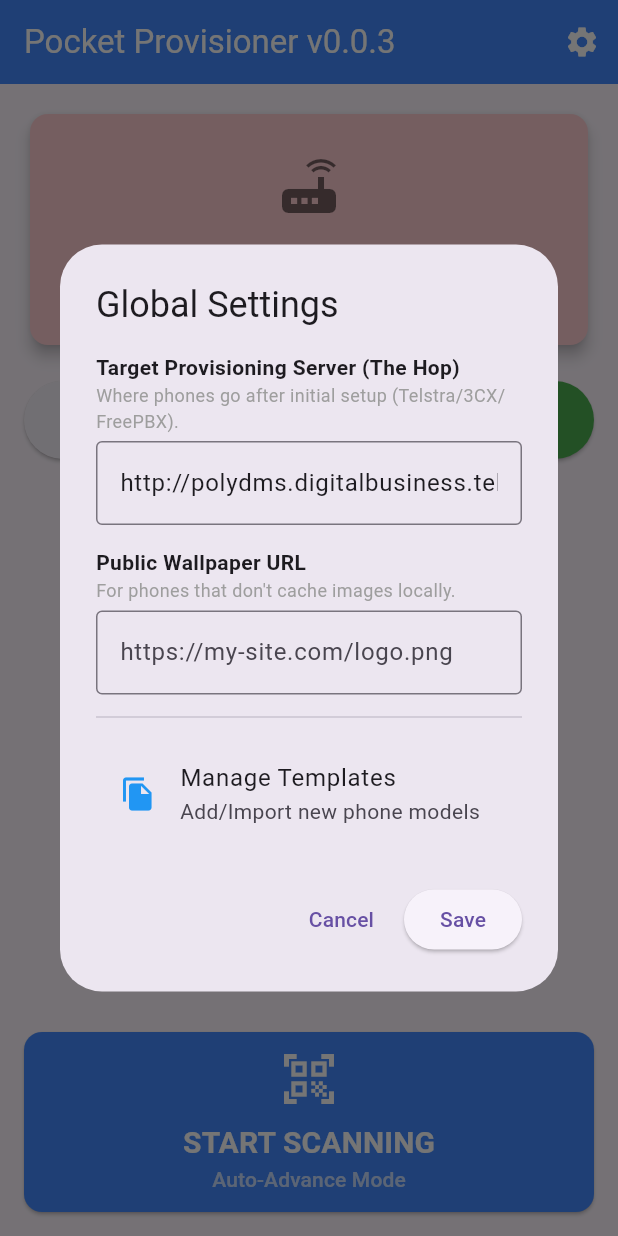
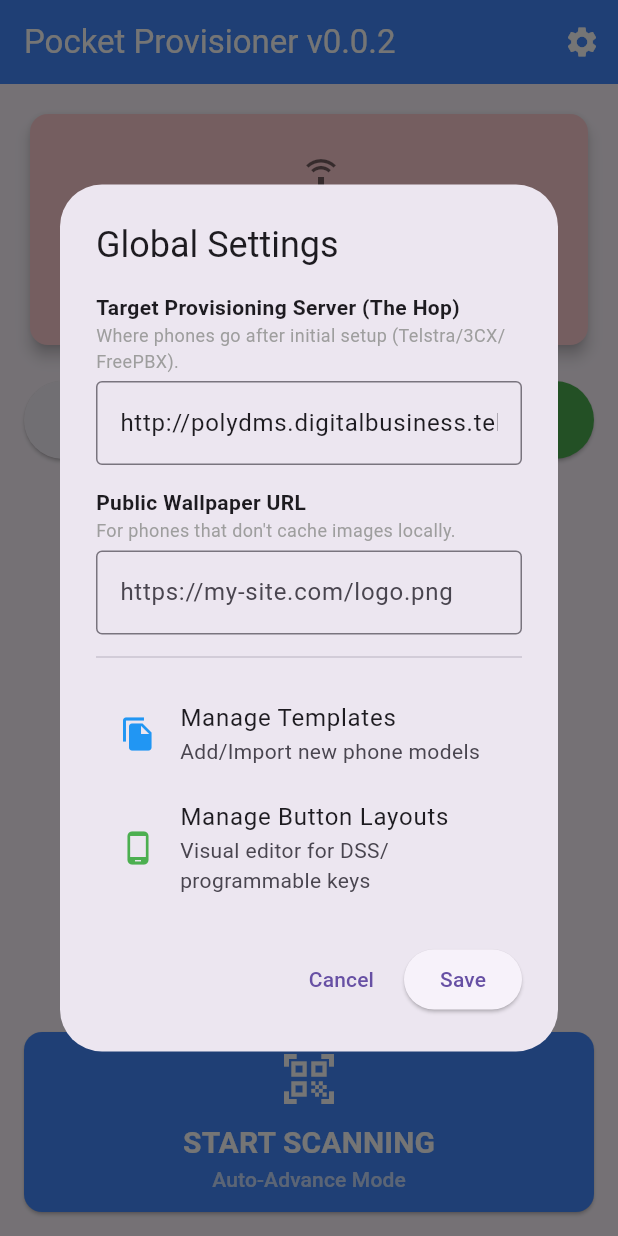
Before and after one commit to Ezra90/Pocket-Provisioner, a Flutter app: the screen it shows after launch, after a tap on the "settings" icon, on a phone screen of 412 x 824 dp. Run offline on Flutter 3.47's test engine with Material 3 defaults, Android fonts, the phone set to English and light mode, and no system bars; our stand-ins replace csv, file_picker, permission_handler, shared_preferences, shelf, sqflite and 1 more; missing offline and left inert: mobile_scanner, network_info_plus, shelf_router; accounts and stored records are empty.

Commit message:
Integrate Button Layout Editor into main.dart
Added a new entry for managing button layouts with a visual editor.

```diff
--- a/lib/main.dart
+++ b/lib/main.dart
@@ -10,7 +10,9 @@ import 'data/database_helper.dart';
 import 'services/provisioning_server.dart';
 import 'models/device.dart';
 import 'screens/template_manager.dart';
+import 'screens/button_layout_editor.dart'; // NEW IMPORT (for visual button editor)
 import 'data/device_templates.dart';
+
 void main() {
   runApp(const MaterialApp(
     title: 'Pocket Provisioner',
@@ -38,7 +40,10 @@ class _DashboardScreenState extends State<DashboardScreen> {
   }
 
   Future<void> _checkPermissions() async {
-    await [Permission.camera, Permission.location].request();
+    await Future.wait([
+      Permission.camera.request(),
+      Permission.location.request(),
+    ]);
   }
 
   // --- SETTINGS DIALOG ---
@@ -95,6 +100,17 @@ class _DashboardScreenState extends State<DashboardScreen> {
                 onTap: () {
                   Navigator.pop(context);
                   Navigator.push(context, MaterialPageRoute(builder: (c) => const TemplateManagerScreen()));
+                },
+              ),
+
+              // NEW: Button Layout Editor Entry
+              ListTile(
+                leading: const Icon(Icons.phone_android, color: Colors.green),
+                title: const Text("Manage Button Layouts"),
+                subtitle: const Text("Visual editor for DSS/programmable keys"),
+                onTap: () {
+                  Navigator.pop(context);
+                  Navigator.push(context, MaterialPageRoute(builder: (c) => const ButtonLayoutEditorScreen()));
                 },
               ),
             ],
@@ -214,7 +230,7 @@ class _DashboardScreenState extends State<DashboardScreen> {
   Widget build(BuildContext context) {
     return Scaffold(
       appBar: AppBar(
-        title: const Text("Pocket Provisioner v0.0.3"),
+        title: const Text("Pocket Provisioner v0.0.2"),
         backgroundColor: Colors.blueAccent,
         foregroundColor: Colors.white,
         actions: [
```
